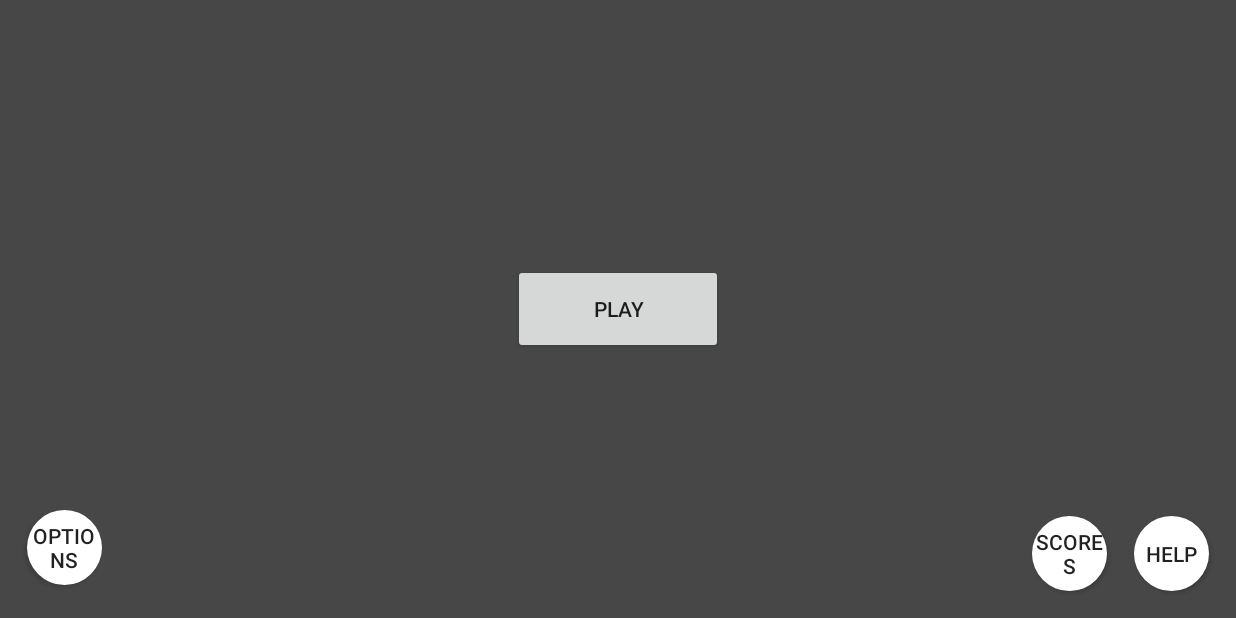
After one commit to Mar25zgav/android-game-exodus, an Android app: the MainMenuActivity screen opened directly, with no data from a screen before it, on a phone screen of 824 x 412 dp (held sideways). The commit adds this screen. Run offline under Robolectric (Android 15) with nearby library versions, the phone set to English and light mode, and no system bars.

Commit message:
Version 05, game states, first menu with pop up options kinda working, sketchy stuff

```diff
--- a/app/src/main/java/com/example/exodus/Arena.java
+++ b/app/src/main/java/com/example/exodus/Arena.java
@@ -33,8 +33,8 @@ public class Arena{
         }
         paint = new Paint();
 
-        screenHeight = MainActivity.getScreenHeight();
-        screenWidth = MainActivity.getScreenWidth();
+        screenHeight = GameActivity.getScreenHeight();
+        screenWidth = GameActivity.getScreenWidth();
         wallSize = (int)(screenWidth*0.03);
 
         //Creating and adding rectangles in an array - arena
--- a/app/src/main/java/com/example/exodus/Enemy.java
+++ b/app/src/main/java/com/example/exodus/Enemy.java
@@ -37,11 +37,11 @@ public class Enemy extends Circle{
     }
 
     public static double randPositionX(){
-        return Math.random()*((MainActivity.width-Arena.wallSize-30)-(Arena.wallSize+30))+(Arena.wallSize+30);
+        return Math.random()*((GameActivity.width-Arena.wallSize-30)-(Arena.wallSize+30))+(Arena.wallSize+30);
     }
 
     public static double randPositionY(){
-        return Math.random()*((MainActivity.height-Arena.wallSize-30)-(Arena.wallSize+30))+(Arena.wallSize+30);
+        return Math.random()*((GameActivity.height-Arena.wallSize-30)-(Arena.wallSize+30))+(Arena.wallSize+30);
     }
 
     // Preveri ali je že čas za novega glede na nastavljeno število spawnov na minuto
--- a/app/src/main/java/com/example/exodus/Game.java
+++ b/app/src/main/java/com/example/exodus/Game.java
@@ -37,7 +37,7 @@ public class Game extends SurfaceView implements SurfaceHolder.Callback{
 
         //Inicializacija igralca, joystika, arene, huda
         joystick = new Joystick(300, 800, 120, 75);
-        player = new Player(getContext(), joystick, MainActivity.getScreenWidth()/2, MainActivity.getScreenHeight()/2, 30);
+        player = new Player(getContext(), joystick, GameActivity.getScreenWidth()/2, GameActivity.getScreenHeight()/2, 35);
         arena = new Arena(getContext(), player);
         hud = new Hud(getContext());
         enemiesKilled = 0;
@@ -102,7 +102,7 @@ public class Game extends SurfaceView implements SurfaceHolder.Callback{
 
         canvas.drawColor(ContextCompat.getColor(getContext(), R.color.background));
         //drawUPS(canvas);
-        //drawFPS(canvas);
+        drawFPS(canvas);
         joystick.draw(canvas);
         arena.draw(canvas);
         player.draw(canvas);
--- a/app/src/main/java/com/example/exodus/MainActivity.java
+++ b/app/src/main/java/com/example/exodus/GameActivity.java
@@ -1,6 +1,7 @@
 package com.example.exodus;
 
 import android.app.Activity;
+import android.content.Intent;
 import android.content.res.Resources;
 import android.graphics.Point;
 import android.os.Build;
@@ -12,8 +13,7 @@ import android.widget.Button;
 import android.widget.TextView;
 
 //class MainActivity je vstopna točka za aplikacijo
-public class MainActivity extends Activity {
-
+public class GameActivity extends Activity{
     public static int width;
     public static int height;
 
@@ -24,7 +24,7 @@ public class MainActivity extends Activity {
         // Set fullscreen
         View decorView = getWindow().getDecorView();
         decorView.setSystemUiVisibility(
-            View.SYSTEM_UI_FLAG_IMMERSIVE
+            View.SYSTEM_UI_FLAG_IMMERSIVE_STICKY
             | View.SYSTEM_UI_FLAG_LAYOUT_STABLE
             | View.SYSTEM_UI_FLAG_LAYOUT_FULLSCREEN
             | View.SYSTEM_UI_FLAG_FULLSCREEN);
--- a/app/src/main/java/com/example/exodus/GameLoop.java
+++ b/app/src/main/java/com/example/exodus/GameLoop.java
@@ -50,7 +50,7 @@ public class GameLoop extends Thread{
             //Poskusi posodobiti in render game
             try{
                 canvas = surfaceHolder.lockCanvas();
-                synchronized (surfaceHolder) {
+                synchronized (surfaceHolder){
                     game.update();
                     updateCount++;
                     game.draw(canvas);
--- a/app/src/main/java/com/example/exodus/Hud.java
+++ b/app/src/main/java/com/example/exodus/Hud.java
@@ -15,7 +15,7 @@ public class Hud{
     private Paint time;
     private int timeColor;
     public static Timer timer;
-    private int screenWidth = MainActivity.getScreenWidth();
+    private int screenWidth = GameActivity.getScreenWidth();
     private int wallSize;
     private Paint.FontMetrics timerSize;
 
--- /dev/null
+++ b/app/src/main/java/com/example/exodus/MainMenuActivity.java
@@ -0,0 +1,65 @@
+package com.example.exodus;
+
+import android.app.Activity;
+import android.content.Intent;
+import android.os.Bundle;
+import android.view.View;
+import android.widget.Button;
+
+public class MainMenuActivity extends Activity implements View.OnClickListener{
+    Button btn_play, btn_options, btn_scores, btn_help;
+
+    @Override
+    protected void onCreate(Bundle savedInstanceState) {
+        super.onCreate(savedInstanceState);
+
+        // Set fullscreen
+        View decorView = getWindow().getDecorView();
+        decorView.setSystemUiVisibility(
+                View.SYSTEM_UI_FLAG_IMMERSIVE_STICKY
+                        | View.SYSTEM_UI_FLAG_LAYOUT_STABLE
+                        | View.SYSTEM_UI_FLAG_LAYOUT_FULLSCREEN
+                        | View.SYSTEM_UI_FLAG_FULLSCREEN);
+
+        setContentView(R.layout.activity_mainmenu);
+
+        //Set buttons
+        btn_play = findViewById(R.id.btn_play);
+        btn_options = findViewById(R.id.btn_options);
+        btn_scores = findViewById(R.id.btn_scores);
+        btn_help = findViewById(R.id.btn_help);
+
+        btn_play.setOnClickListener(this);
+        btn_options.setOnClickListener(this);
+        btn_scores.setOnClickListener(this);
+        btn_help.setOnClickListener(this);
+    }
+
+    @Override
+    public void onClick(View v) {
+        switch(v.getId()){
+            case R.id.btn_play:
+                startGame();
+                break;
+            case R.id.btn_options:
+                startActivity(new Intent(MainMenuActivity.this, Options.class));
+                break;
+            case R.id.btn_scores:
+                break;
+            case R.id.btn_help:
+                break;
+        }
+    }
+
+    public void startGame(){
+        Intent intent = new Intent(this, GameActivity.class);
+        startActivity(intent);
+        overridePendingTransition(android.R.anim.fade_in, android.R.anim.fade_out);
+    }
+
+    @Override
+    public void onDestroy(){
+        GameLoop.isRunning = false;
+        super.onDestroy();
+    }
+}
--- /dev/null
+++ b/app/src/main/res/drawable/circle_button.xml
@@ -0,0 +1,8 @@
+<?xml version="1.0" encoding="utf-8"?>
+<shape xmlns:android="http://schemas.android.com/apk/res/android"
+    android:shape="rectangle">
+
+    <solid android:color="@color/player"></solid>
+    <corners android:radius="150dp"></corners>
+
+</shape>
--- /dev/null
+++ b/app/src/main/res/layout/activity_mainmenu.xml
@@ -0,0 +1,62 @@
+<?xml version="1.0" encoding="utf-8"?>
+<androidx.constraintlayout.widget.ConstraintLayout xmlns:android="http://schemas.android.com/apk/res/android"
+    xmlns:app="http://schemas.android.com/apk/res-auto"
+    xmlns:tools="http://schemas.android.com/tools"
+    android:layout_width="match_parent"
+    android:layout_height="match_parent"
+    android:background="@color/background"
+    tools:context=".MainMenuActivity">
+
+    <Button
+        android:id="@+id/btn_scores"
+        android:layout_width="50dp"
+        android:layout_height="50dp"
+        android:layout_marginTop="335dp"
+        android:layout_marginEnd="18dp"
+        android:layout_marginBottom="18dp"
+        android:background="@drawable/circle_button"
+        android:text="Scores"
+        app:layout_constraintBottom_toBottomOf="parent"
+        app:layout_constraintEnd_toStartOf="@+id/btn_help"
+        app:layout_constraintTop_toTopOf="parent"
+        app:layout_constraintVertical_bias="1.0" />
+
+    <Button
+        android:id="@+id/btn_help"
+        android:layout_width="50dp"
+        android:layout_height="50dp"
+        android:layout_marginEnd="18dp"
+        android:layout_marginBottom="18dp"
+        android:background="@drawable/circle_button"
+        android:text="Help"
+        app:layout_constraintBottom_toBottomOf="parent"
+        app:layout_constraintEnd_toEndOf="parent" />
+
+    <Button
+        android:id="@+id/btn_options"
+        android:layout_width="50dp"
+        android:layout_height="50dp"
+        android:layout_marginStart="18dp"
+        android:layout_marginTop="335dp"
+        android:layout_marginBottom="18dp"
+        android:background="@drawable/circle_button"
+        android:text="Options"
+        app:layout_constraintBottom_toBottomOf="parent"
+        app:layout_constraintStart_toStartOf="parent"
+        app:layout_constraintTop_toTopOf="parent" />
+
+    <Button
+        android:id="@+id/btn_play"
+        android:layout_width="140dp"
+        android:layout_height="60dp"
+        android:layout_marginStart="275dp"
+        android:layout_marginTop="175dp"
+        android:layout_marginEnd="276dp"
+        android:layout_marginBottom="176dp"
+        android:text="Play"
+        app:layout_constraintBottom_toBottomOf="parent"
+        app:layout_constraintEnd_toEndOf="parent"
+        app:layout_constraintStart_toStartOf="parent"
+        app:layout_constraintTop_toTopOf="parent" />
+
+</androidx.constraintlayout.widget.ConstraintLayout>
--- a/app/src/main/res/values/styles.xml
+++ b/app/src/main/res/values/styles.xml
@@ -12,4 +12,9 @@
         <item name="android:windowContentOverlay">@null</item>
     </style>
 
+    <style name="AppTheme.WindowPopUpTheme">
+        <item name="android:windowIsTranslucent">true</item>
+        <item name="android:windowCloseOnTouchOutside">true</item>
+    </style>
+
 </resources>
```
Also changed, not shown: app/src/main/AndroidManifest.xml (+16 -1 lines), app/src/main/java/com/example/exodus/Options.java (added, +25 -0 lines), app/src/main/java/com/example/exodus/Player.java (+8 -2 lines), app/src/main/res/layout/activity_main.xml (deleted, +0 -21 lines), app/src/main/res/layout/activity_options.xml (added, +11 -0 lines).
